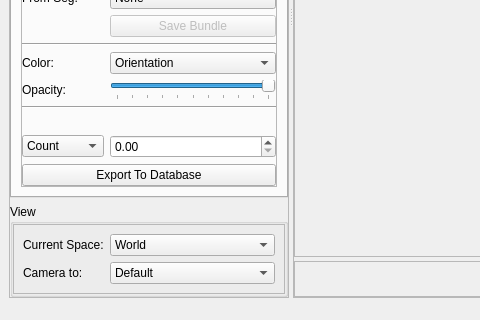
Above: braviz/interaction/qt_guis/subject_overview.ui from diego0020/braviz-app before the change; both pictures show x 0 to 480 and y 295 to 615 of the 855 by 615 pixel window. Below: the same form after it.
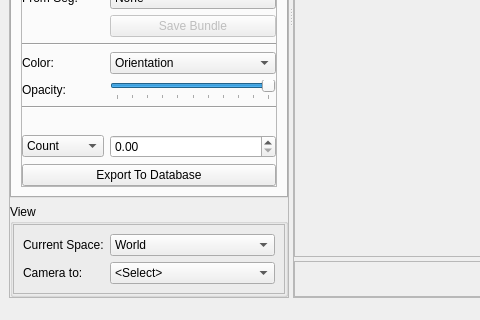
That is the form after the change. Icons and pictures are not drawn.

Diff of the .ui file:
```diff
--- a/braviz/interaction/qt_guis/subject_overview.ui
+++ b/braviz/interaction/qt_guis/subject_overview.ui
@@ -1009,6 +1009,11 @@
                 <property name="toolTip">
                  <string>&lt;html&gt;&lt;head/&gt;&lt;body&gt;&lt;p&gt;Use this box to reset the camera to predefined position&lt;/p&gt;&lt;/body&gt;&lt;/html&gt;</string>
                 </property>
+                <item>
+                 <property name="text">
+                  <string>&lt;Select&gt;</string>
+                 </property>
+                </item>
                 <item>
                  <property name="text">
                   <string>Default</string>
```
Left out of the diff: 4 changed lines with no effect on the pictures.
